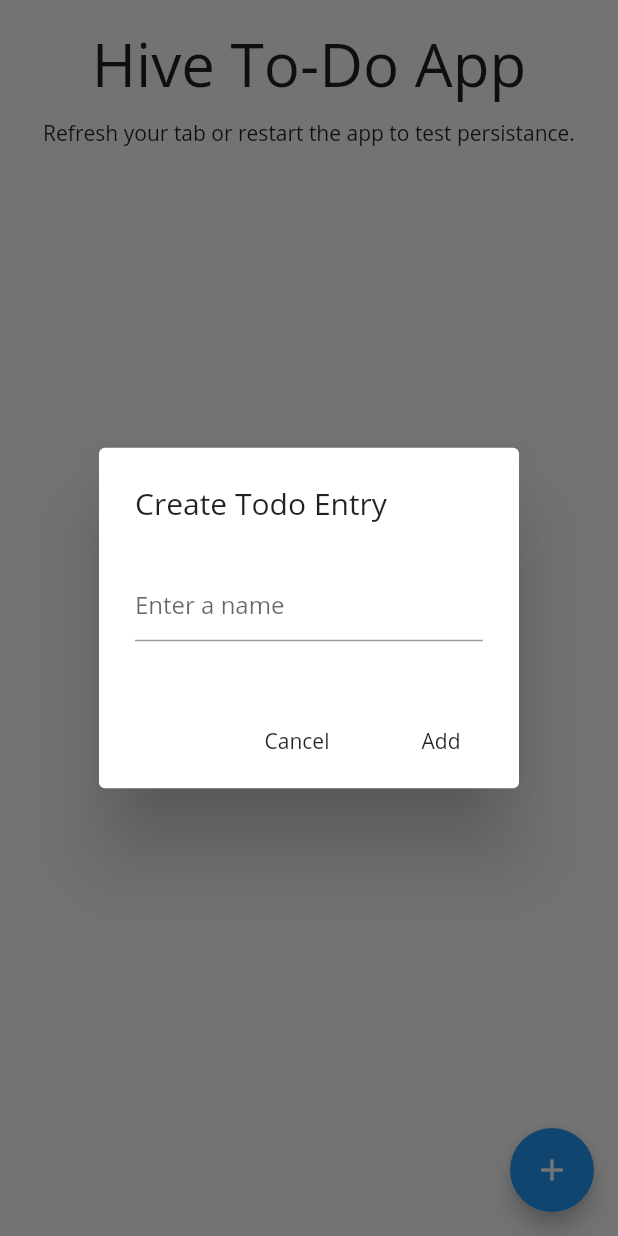
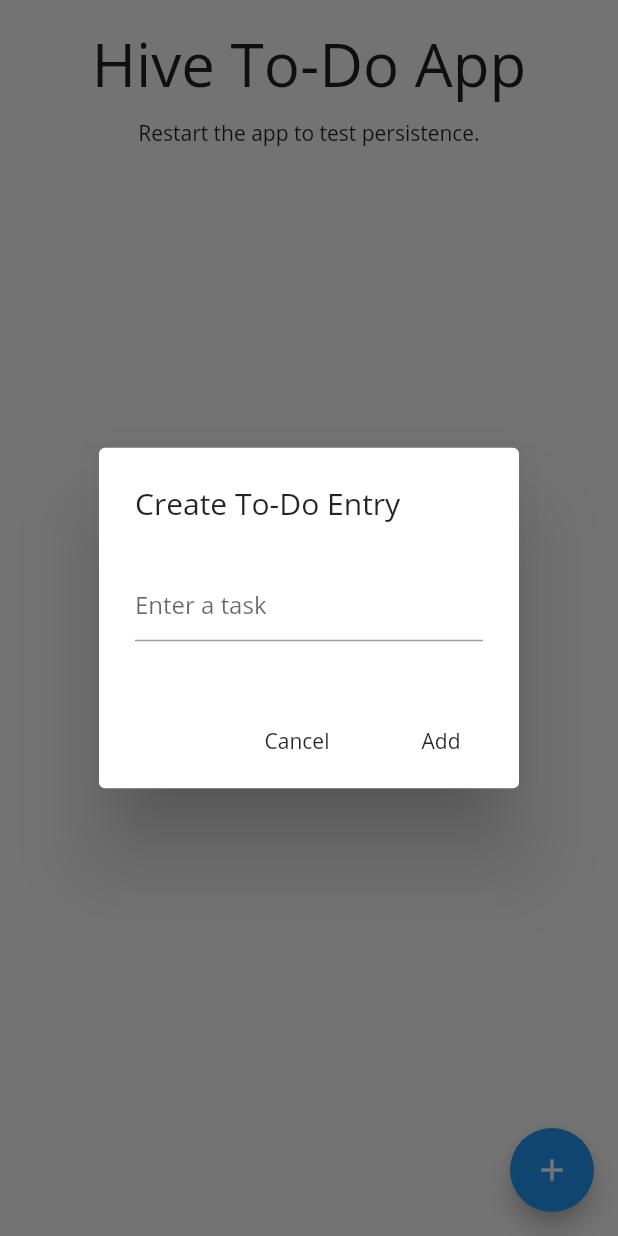
Before and after one commit to isar/hive, a Flutter app: the screen it shows after launch, after a tap on the "add" icon, on a phone screen of 412 x 824 dp. Run offline on Flutter 3.47's test engine with Material 2 defaults, Android fonts, the light colour scheme and no system bars; our stand-ins replace hive_flutter; missing offline and left inert: dart:html, dart:indexed_db, pointycastle; accounts and stored records are empty.

Commit message:
Update todo app

```diff
--- a/examples/todo_app/lib/main.dart
+++ b/examples/todo_app/lib/main.dart
@@ -75,7 +75,9 @@ class TodoMainScreen extends StatelessWidget {
               ),
               SizedBox(height: 10),
               Text(
-                'Refresh your tab or restart the app to test persistance.',
+                isBrowser
+                    ? 'Refresh this tab to test persistence.'
+                    : 'Restart the app to test persistence.',
                 textAlign: TextAlign.center,
               ),
               SizedBox(height: 40),
@@ -167,7 +169,6 @@ class TodoList extends StatelessWidget {
                 Hive.box('todos').put(todo.id, newTodo);
               },
             ),
-            //SizedBox(width: 10),
             IconButton(
               iconSize: 30,
               icon: Icon(Icons.delete),
@@ -193,7 +194,7 @@ class _NewTodoDialogState extends State<NewTodoDialog> {
   @override
   Widget build(BuildContext context) {
     return AlertDialog(
-      title: new Text('Create Todo Entry'),
+      title: new Text('Create To-Do Entry'),
       content: Column(
         mainAxisSize: MainAxisSize.min,
         children: <Widget>[
@@ -201,7 +202,7 @@ class _NewTodoDialogState extends State<NewTodoDialog> {
           TextField(
             decoration: InputDecoration(
               border: UnderlineInputBorder(),
-              hintText: 'Enter a name',
+              hintText: 'Enter a task',
             ),
             controller: controller,
           ),
@@ -209,7 +210,6 @@ class _NewTodoDialogState extends State<NewTodoDialog> {
         ],
       ),
       actions: <Widget>[
-        // usually buttons at the bottom of the dialog
         FlatButton(
           child: Text("Cancel"),
           onPressed: () {
--- a/examples/todo_app/pubspec.yaml
+++ b/examples/todo_app/pubspec.yaml
@@ -6,15 +6,13 @@ dependencies:
   flutter:
     sdk: flutter
 
-  hive_flutter:
-    path: ../../hive_flutter
+  hive_flutter: any
 
   path_provider: ^1.2.0
   device_preview: ^0.1.9-beta
 
 dev_dependencies:
-  hive_generator:
-    path: ../../hive_generator
+  hive_generator: any
   build_runner: any
   test: any
 
```
Also changed, not shown: 1 other file.
